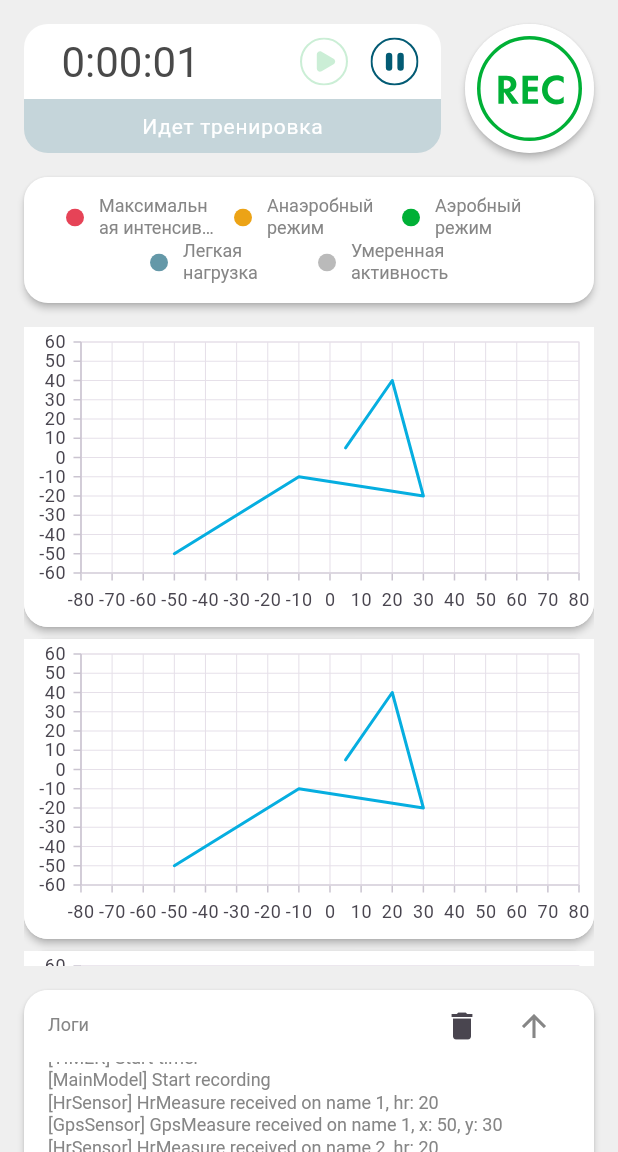
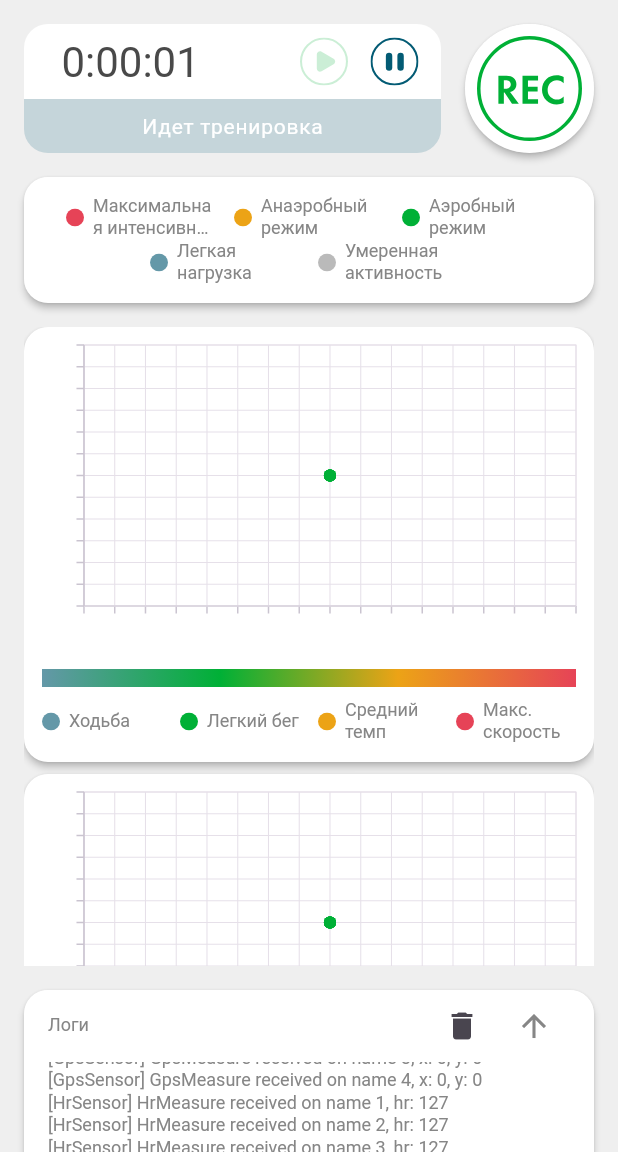
Before and after one commit to maxmasli/inmotion_mobile_test, a Flutter app: the screen it shows after launch, after a tap on an icon or button, on a phone screen of 412 x 824 dp, the part 84-1236 px from its top. Run offline on Flutter 3.47's test engine with Material 3 defaults, Android fonts, the light colour scheme and no system bars; our stand-ins replace auto_route, flutter_svg, get_it, syncfusion_flutter_charts; missing offline and left inert: expansion_widget.

Commit message:
add chart random generator

```diff
--- a/lib/core/presentation/app_timer_controller.dart
+++ b/lib/core/presentation/app_timer_controller.dart
@@ -31,7 +31,7 @@ class AppTimerController extends ChangeNotifier {
 
     toggleTick();
     notifyListeners();
-    l.log('Start timer', 'TIMER');
+    l.log('Start timer', 'Timer');
   }
 
   void stopTimer() {
@@ -41,7 +41,7 @@ class AppTimerController extends ChangeNotifier {
     _state = TimerState.stopped;
     _time = 0;
     notifyListeners();
-    l.log('Stop timer', 'TIMER');
+    l.log('Stop timer', 'Timer');
   }
 
   void pauseTimer() {
@@ -50,7 +50,7 @@ class AppTimerController extends ChangeNotifier {
     _timer = null;
     _state = TimerState.paused;
     notifyListeners();
-    l.log('Pause timer', 'TIMER');
+    l.log('Pause timer', 'Timer');
   }
 
   void toggleTick() {
--- /dev/null
+++ b/lib/core/utils/cords_generator.dart
@@ -0,0 +1,41 @@
+import 'dart:math';
+
+class CordsGenerator {
+  final maxY = 60;
+  final minY = -60;
+  final maxX = 80;
+  final minX = -80;
+
+  final step = 2;
+  var xCur = 0;
+  var yCur = 0;
+  var yDir = 1;
+  var xDir = 1;
+
+  (int x, int y, int speed) getNextCords() {
+    final changeXDir = Random().nextInt(100);
+    final changeYDir = Random().nextInt(100);
+    final randXShift = Random().nextInt(4) - 2;
+    final randYShift = Random().nextInt(4) - 2;
+    final newX = xCur + (step * xDir) + randXShift;
+    final newY = yCur + (step * yDir) + randYShift;
+    final dx = (newX - xCur).abs();
+    final dy = (newY - yCur).abs();
+    if (changeXDir <= 10) { // Шанс 10% что изменится направление
+      xDir *= -1;
+    }
+    if (changeYDir <= 10) {
+      yDir *= -1;
+    }
+
+    if (newX >= maxX) xDir = -1;
+    if (newX <= minX) xDir = 1;
+    if (newY >= maxY) yDir = -1;
+    if (newY <= minY) yDir = 1;
+
+    xCur = newX;
+    yCur = newY;
+    final speed = dx + dy + 3;
+    return (newX, newY, speed);
+  }
+}
--- /dev/null
+++ b/lib/core/utils/settings.dart
@@ -0,0 +1,6 @@
+abstract class Settings {
+  static const maximumIntensity = 180;
+  static const anaerobicMode = 160;
+  static const aerobicMode = 140;
+  static const lightLoad = 120;
+}
--- /dev/null
+++ b/lib/core/utils/stats_calculator.dart
@@ -0,0 +1,26 @@
+import 'package:inmotion_mobile_test/core/utils/settings.dart';
+import 'package:inmotion_mobile_test/features/main/domain/entities/hr_measure_entity.dart';
+
+abstract class StatsCalculator {
+  static List<double> getHrStats(List<HrMeasureEntity> meas) {
+    if (meas.isEmpty) return <double>[1, 0, 0, 0, 0];
+
+    final result = <double>[0, 0, 0, 0, 0];
+
+    for (final meas in meas) {
+      if (meas.hr > Settings.maximumIntensity) {
+        result[4] += 1;
+      } else if (meas.hr > Settings.anaerobicMode) {
+        result[3] += 1;
+      } else if (meas.hr > Settings.aerobicMode) {
+        result[2] += 1;
+      } else if (meas.hr > Settings.lightLoad) {
+        result[1] += 1;
+      } else {
+        result[0] += 1;
+      }
+    }
+
+    return result.map((e) => e / meas.length).toList();
+  }
+}
--- /dev/null
+++ b/lib/core/utils/utils.dart
@@ -0,0 +1,42 @@
+import 'package:flutter/material.dart';
+import 'package:inmotion_mobile_test/core/colors.dart';
+import 'package:inmotion_mobile_test/core/utils/settings.dart';
+
+Color getColorByPulse(int pulse) {
+  if (pulse >= Settings.maximumIntensity) {
+    return AppColors.red;
+  } else if (pulse >= Settings.anaerobicMode) {
+    return AppColors.orange;
+  } else if (pulse >= Settings.aerobicMode) {
+    return AppColors.green;
+  } else if (pulse >= Settings.lightLoad) {
+    return AppColors.blue;
+  } else {
+    return AppColors.gray134;
+  }
+}
+
+// TODO заменить с импользованием intl
+String getRunBySpeed(int speed, BuildContext context) {
+  if (speed >= 8) {
+    return "Ускорение";
+  } else if (speed >= 5) {
+    return "Бегом";
+  } else if (speed >= 2) {
+    return "Трусцой";
+  } else {
+    return "Пешком";
+  }
+}
+
+Color getColorBySpeed(int speed) {
+  if (speed >= 8) {
+    return AppColors.red;
+  } else if (speed >= 5) {
+    return AppColors.orange;
+  } else if (speed >= 2) {
+    return AppColors.green;
+  } else {
+    return AppColors.blue;
+  }
+}
--- a/lib/features/main/domain/entities/gps_sensor_entity.dart
+++ b/lib/features/main/domain/entities/gps_sensor_entity.dart
@@ -1,8 +1,13 @@
 import 'dart:async';
+import 'dart:math';
 
+import 'package:inmotion_mobile_test/core/utils/cords_generator.dart';
 import 'package:inmotion_mobile_test/features/main/domain/entities/gps_measure_entity.dart';
 
 class GpsSensorEntity {
+  // For demo cords generation
+  final cordsGenerator = CordsGenerator();
+
   Timer? _timer;
   final _controller = StreamController<GpsMeasureEntity>.broadcast();
 
@@ -12,7 +17,7 @@ class GpsSensorEntity {
 
   void init() {
     _timer = Timer.periodic(
-      const Duration(milliseconds: 3000),
+      const Duration(milliseconds: 800),
       (timer) {
         final meas = _createRandomMeasure();
         _controller.add(meas);
@@ -30,11 +35,12 @@ class GpsSensorEntity {
   }
 
   GpsMeasureEntity _createRandomMeasure() {
+    final c = cordsGenerator.getNextCords();
     return GpsMeasureEntity(
-      x: 50,
-      y: 30,
-      speed: 3,
-      distance: 2,
+      x: c.$1,
+      y: c.$2,
+      speed: c.$3,
+      distance: Random().nextInt(5),
       date: DateTime.now(),
     );
   }
--- a/lib/features/main/domain/entities/hr_sensor_entity.dart
+++ b/lib/features/main/domain/entities/hr_sensor_entity.dart
@@ -4,6 +4,11 @@ import 'dart:math';
 import 'package:inmotion_mobile_test/features/main/domain/entities/hr_measure_entity.dart';
 
 class HrSensorEntity {
+  // For generate random pulse
+  var lastHr = 130;
+  final minHr = 64;
+  final maxHr = 186;
+
   Timer? _timer;
   final _controller = StreamController<HrMeasureEntity>.broadcast();
 
@@ -31,8 +36,12 @@ class HrSensorEntity {
   }
 
   HrMeasureEntity _createRandomMeasure() {
+    int newHr = lastHr - 3 +  Random().nextInt(7);
+    if (newHr < minHr) newHr = minHr;
+    if (newHr > maxHr) newHr = maxHr;
+    lastHr = newHr;
     return HrMeasureEntity(
-      hr: Random().nextInt(100),
+      hr: newHr,
       date: DateTime.now(),
     );
   }
--- a/lib/features/main/domain/entities/player_entity.dart
+++ b/lib/features/main/domain/entities/player_entity.dart
@@ -34,6 +34,8 @@ class PlayerEntity extends ChangeNotifier {
   List<(int x, int y, int speed)> get coordinates =>
       _gpsMeasures.map((m) => (m.x, m.y, m.speed)).toList();
 
+  List<HrMeasureEntity> get hrMeasures => _hrMeasures;
+
   int get speed => _gpsMeasures.lastOrNull?.speed ?? 0;
 
   set hrSensor(HrSensorEntity sensor) {
--- a/lib/features/main/presentation/widgets/legend_widget.dart
+++ b/lib/features/main/presentation/widgets/legend_widget.dart
@@ -16,33 +16,38 @@ class LegendWidget extends StatelessWidget {
         alignment: WrapAlignment.center,
         crossAxisAlignment: WrapCrossAlignment.center,
         children: [
-          _LegendItem(color: AppColors.red, text: 'Максимальная интенсивность'),
-          _LegendItem(color: AppColors.orange, text: 'Анаэробный режим'),
-          _LegendItem(color: AppColors.green, text: 'Аэробный режим'),
-          _LegendItem(color: AppColors.blue, text: 'Легкая нагрузка'),
-          _LegendItem(color: AppColors.gray186, text: 'Умеренная активность'),
+          LegendItem(color: AppColors.red, text: 'Максимальная интенсивность'),
+          LegendItem(color: AppColors.orange, text: 'Анаэробный режим'),
+          LegendItem(color: AppColors.green, text: 'Аэробный режим'),
+          LegendItem(color: AppColors.blue, text: 'Легкая нагрузка'),
+          LegendItem(color: AppColors.gray186, text: 'Умеренная активность'),
         ],
       ),
     );
   }
 }
 
-class _LegendItem extends StatelessWidget {
-  const _LegendItem({
+class LegendItem extends StatelessWidget {
+  const LegendItem({
+    super.key,
     required this.color,
     required this.text,
+    this.maxWidth = 100,
+    this.minWidth = 100,
   });
 
   final Color color;
   final String text;
+  final double maxWidth;
+  final double minWidth;
 
   @override
   Widget build(BuildContext context) {
     final theme = Theme.of(context);
     return ConstrainedBox(
-      constraints: const BoxConstraints(
-        maxWidth: 100,
-        minWidth: 100,
+      constraints: BoxConstraints(
+        maxWidth: maxWidth,
+        minWidth: minWidth,
       ),
       child: Row(
         crossAxisAlignment: CrossAxisAlignment.center,
@@ -56,7 +61,7 @@ class _LegendItem extends StatelessWidget {
               ),
             ),
           ),
-          const SizedBox(width: 10),
+          const SizedBox(width: 6),
           Flexible(
             child: Text(
               text,
--- a/lib/features/main/presentation/widgets/player_line_chart.dart
+++ b/lib/features/main/presentation/widgets/player_line_chart.dart
@@ -1,17 +1,20 @@
 import 'package:flutter/material.dart';
+import 'package:inmotion_mobile_test/core/utils/utils.dart';
 import 'package:syncfusion_flutter_charts/charts.dart';
 
 class PlayerLineChart extends StatelessWidget {
-  PlayerLineChart({super.key});
+  const PlayerLineChart({super.key, required this.data});
 
-  // 36000
-  final List<ChartData> chartData = [
-    ChartData(5, 5),
-    ChartData(20, 40),
-    ChartData(30, -20),
-    ChartData(-10, -10),
-    ChartData(-50, -50)
-  ];
+  final List<(int x, int y, int speed)> data;
+
+  // // 36000
+  // final List<ChartData> chartData = [
+  //   ChartData(5, 5),
+  //   ChartData(20, 40),
+  //   ChartData(30, -20),
+  //   ChartData(-10, -10),
+  //   ChartData(-50, -50)
+  // ];
 
   // final List<ChartData> chartData = List.generate(
   //   36000,
@@ -22,38 +25,41 @@ class PlayerLineChart extends StatelessWidget {
   Widget build(BuildContext context) {
     print('build');
     return SfCartesianChart(
-      primaryYAxis: NumericAxis(
+      margin: EdgeInsets.zero,
+      primaryYAxis: const NumericAxis(
         interval: 10,
         crossesAt: 0,
         minimum: -60,
         maximum: 60,
+        labelStyle: TextStyle(color: Colors.transparent),
       ),
-      primaryXAxis: NumericAxis(
+      primaryXAxis: const NumericAxis(
         interval: 10,
         crossesAt: 0,
         minimum: -80,
         maximum: 80,
+        labelStyle: TextStyle(color: Colors.transparent),
       ),
       series: [
-        LineSeries(
+        ScatterSeries(
           animationDuration: 0,
-          dataSource: chartData,
+          dataSource: data,
           xValueMapper: (data, _) {
-            return data.x;
+            return data.$1;
           },
           yValueMapper: (data, _) {
-            return data.y;
+            return data.$2;
           },
-          pointColorMapper: (data, i) => i % 2 == 0 ? Colors.green : Colors.red,
+          pointColorMapper: (data, i) => getColorBySpeed(data.$3),
         )
       ],
     );
   }
 }
 
-class ChartData {
-  ChartData(this.x, this.y);
-
-  final int x;
-  final int y;
-}
+// class ChartData {
+//   ChartData(this.x, this.y);
+//
+//   final int x;
+//   final int y;
+// }
--- a/lib/features/main/presentation/widgets/player_tile.dart
+++ b/lib/features/main/presentation/widgets/player_tile.dart
@@ -4,7 +4,10 @@ import 'package:flutter/material.dart';
 import 'package:expansion_widget/expansion_widget.dart';
 import 'package:flutter_svg/flutter_svg.dart';
 import 'package:inmotion_mobile_test/core/colors.dart';
+import 'package:inmotion_mobile_test/core/utils/stats_calculator.dart';
+import 'package:inmotion_mobile_test/core/utils/utils.dart';
 import 'package:inmotion_mobile_test/features/main/domain/entities/player_entity.dart';
+import 'package:inmotion_mobile_test/features/main/presentation/widgets/legend_widget.dart';
 import 'package:inmotion_mobile_test/features/main/presentation/widgets/player_line_chart.dart';
 import 'package:inmotion_mobile_test/features/main/presentation/widgets/ranges_widget.dart';
 import 'package:inmotion_mobile_test/resources/resources.dart';
@@ -22,7 +25,6 @@ class PlayerTile extends StatelessWidget {
       value: player,
       child: Consumer<PlayerEntity>(
         builder: (context, player, child) {
-          log("rebuild tile $player");
           return PhysicalModel(
             color: theme.colorScheme.primaryContainer,
             borderRadius: BorderRadius.circular(16),
@@ -43,8 +45,7 @@ class PlayerTile extends StatelessWidget {
                         children: [
                           Container(
                             width: 90,
-                            // TODO в зависимочти от player.speed
-                            color: AppColors.green,
+                            color: getColorByPulse(player.pulse),
                             child: Padding(
                               padding:
                                   const EdgeInsets.symmetric(horizontal: 12),
@@ -67,8 +68,8 @@ class PlayerTile extends StatelessWidget {
                                     ],
                                   ),
                                   Text(
-                                    // TODO в зависимочти от player.speed
-                                    "Трусцой",
+                                    getRunBySpeed(player.speed, context),
+                                    overflow: TextOverflow.ellipsis,
                                     style: theme.textTheme.labelSmall,
                                   )
                                 ],
@@ -93,10 +94,11 @@ class PlayerTile extends StatelessWidget {
                                             Text('${player.number}',
                                                 style: theme
                                                     .textTheme.headlineMedium),
-                                            // TODO прикрутить номер датчика
-                                            Text('Датчик 01',
-                                                style: theme
-                                                    .textTheme.headlineSmall)
+                                            Text(
+                                              'Датчик 01',
+                                              style:
+                                                  theme.textTheme.headlineSmall,
+                                            )
                                           ],
                                         ),
                                       ),
@@ -143,14 +145,9 @@ class PlayerTile extends StatelessWidget {
                                     return RangesWidget(
                                       width: constraints.maxWidth,
                                       height: 30,
-                                      // TODO доделать эти данные
-                                      values: const [
-                                        0.12,
-                                        0.15,
-                                        0.28,
-                                        0.36,
-                                        0.09,
-                                      ],
+                                      values: StatsCalculator.getHrStats(
+                                        player.hrMeasures,
+                                      ),
                                       builder: (value, i) {
                                         return Center(
                                           child: Text(
@@ -176,14 +173,66 @@ class PlayerTile extends StatelessWidget {
                 );
               },
               content: Container(
-                height: 200,
+                margin: const EdgeInsets.all(12),
                 decoration: BoxDecoration(
                   color: theme.colorScheme.primaryContainer,
                   borderRadius: const BorderRadius.vertical(
                     bottom: Radius.circular(16),
                   ),
                 ),
-                child: PlayerLineChart(),
+                child: Column(
+                  children: [
+                    SizedBox(
+                      height: 200,
+                      child: PlayerLineChart(data: player.coordinates),
+                    ),
+                    const SizedBox(height: 16),
+                    Container(
+                      height: 12,
+                      decoration: const BoxDecoration(
+                          gradient: LinearGradient(
+                              begin: Alignment.centerLeft,
+                              end: Alignment.centerRight,
+                              colors: [
+                            AppColors.blue,
+                            AppColors.green,
+                            AppColors.orange,
+                            AppColors.red,
+                          ])),
+                    ),
+                    const SizedBox(height: 8),
+                    const Row(
+                      mainAxisAlignment: MainAxisAlignment.spaceBetween,
+                      // TODO переделать с intl
+                      children: [
+                        LegendItem(
+                          text: "Ходьба",
+                          color: AppColors.blue,
+                          maxWidth: 80,
+                          minWidth: 50,
+                        ),
+                        LegendItem(
+                          color: AppColors.green,
+                          text: "Легкий бег",
+                          maxWidth: 80,
+                          minWidth: 50,
+                        ),
+                        LegendItem(
+                          color: AppColors.orange,
+                          text: "Средний темп",
+                          maxWidth: 80,
+                          minWidth: 50,
+                        ),
+                        LegendItem(
+                          color: AppColors.red,
+                          text: "Макс. скорость",
+                          maxWidth: 80,
+                          minWidth: 50,
+                        ),
+                      ],
+                    )
+                  ],
+                ),
               ),
             ),
           );
```
